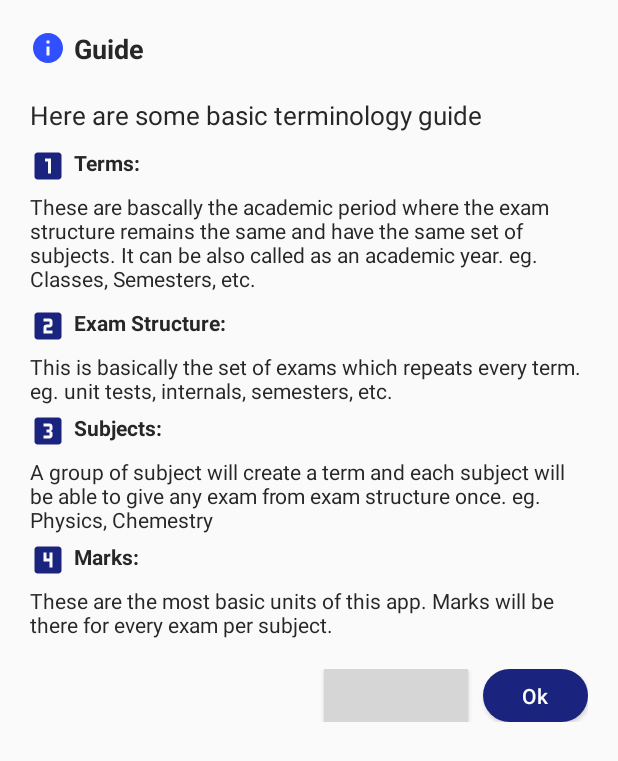
After one commit to Debjoy/ResultTrackerApp, an Android app: the layout alert_guide.xml on its own in the app's theme, with its tools: preview values and no code run, on a phone screen of 412 x 824 dp. The commit adds this screen. Shown: the top 761 px of the screen. Run offline under Robolectric (Android 15) with nearby library versions, the phone set to English and light mode, and no system bars; network calls fail; grey boxes are pictures that could not be loaded.

Commit message:
Some bug fixes and finishing touches

```diff
--- a/app/src/main/java/com/example/resulttracker/DashActivity.java
+++ b/app/src/main/java/com/example/resulttracker/DashActivity.java
@@ -14,6 +14,7 @@ import android.content.SharedPreferences;
 import android.graphics.drawable.Drawable;
 import android.net.Uri;
 import android.os.Bundle;
+import android.view.LayoutInflater;
 import android.view.Menu;
 import android.view.MenuInflater;
 import android.view.MenuItem;
@@ -108,10 +109,10 @@ public class DashActivity extends AppCompatActivity {
         MenuInflater inflater = getMenuInflater();
         inflater.inflate(R.menu.actionbar_menu, menu);
 
-        Drawable drawable = menu.findItem(R.id.action_logout).getIcon();
+        Drawable drawable = menu.findItem(R.id.action_guide).getIcon();
         drawable = DrawableCompat.wrap(drawable);
         DrawableCompat.setTint(drawable, ContextCompat.getColor(this,R.color.colorWhite));
-        menu.findItem(R.id.action_logout).setIcon(drawable);
+        menu.findItem(R.id.action_guide).setIcon(drawable);
 
         drawable = menu.findItem(R.id.action_general).getIcon();
         drawable = DrawableCompat.wrap(drawable);
@@ -126,8 +127,25 @@ public class DashActivity extends AppCompatActivity {
 
         switch (item.getItemId()) {
             // action with ID action_refresh was selected
-            case R.id.action_logout:
-                String url = "https://www.youtube.com/watch?v=wZZ7oFKsKzY";
+            case R.id.action_guide:
+
+
+                AlertDialog.Builder builder = new AlertDialog.Builder(DashActivity.this);
+                LayoutInflater inflater = LayoutInflater.from(DashActivity.this);
+                final View layout = inflater.inflate(R.layout.alert_guide,null);
+                builder.setView(layout);
+
+                final AlertDialog alertDialog=builder.show();
+                layout.findViewById(R.id.alert_guide_cancel_button).setOnClickListener(new View.OnClickListener() {
+                    @Override
+                    public void onClick(View v) {
+                        alertDialog.dismiss();
+                    }
+                });
+                layout.findViewById(R.id.alert_guide_learn_more_button).setOnClickListener(new View.OnClickListener() {
+                    @Override
+                    public void onClick(View v) {
+                        String url = "https://www.youtube.com/watch?v=-50NdPawLVY&feature=youtu.be&t=30";
                         Uri uri = Uri.parse(url);
                         Intent intent = new Intent(Intent.ACTION_VIEW, uri);
                         // Verify that the intent will resolve to an activity
@@ -135,6 +153,8 @@ public class DashActivity extends AppCompatActivity {
                             // Here we use an intent without a Chooser unlike the next example
                             startActivity(intent);
                         }
+                    }
+                });
 
                 break;
             case R.id.action_general:
--- a/app/src/main/java/com/example/resulttracker/HomeFragment.java
+++ b/app/src/main/java/com/example/resulttracker/HomeFragment.java
@@ -300,7 +300,7 @@ public class HomeFragment extends Fragment {
                                         public String getFormattedValue(float value) {
                                             String label="";
                                             try {
-                                                label= ((JSONObject)allMarksResponseList.get((int) value)).getString("term_name");
+                                                label= short_Term(((JSONObject)allMarksResponseList.get((int) value)).getString("term_name"));
                                             } catch (JSONException e) {
                                                 e.printStackTrace();
                                             }
@@ -394,5 +394,13 @@ public class HomeFragment extends Fragment {
         requestQueue.add(jsonObjectRequest);
     }
 
+    public String short_Term(String term){
+        String return_Term="";
+        if(term.length()>6){
+            return_Term=term.substring(0,2)+".."+term.substring(term.length()-2);
+        }
+        return return_Term;
+    }
+
 
 }
--- a/app/src/main/java/com/example/resulttracker/SubjectFragment.java
+++ b/app/src/main/java/com/example/resulttracker/SubjectFragment.java
@@ -236,7 +236,7 @@ public class SubjectFragment extends Fragment {
             }else{
                 mDifferencePercentageTv.setText((Math.round((subjectAverage-mOASP)*10))/10.0+"%");
             }
-            mTermNameTv.setText(((JSONObject)arraySubjects.get(position)).getString("term_name"));
+            mTermNameTv.setText(short_Term(((JSONObject)arraySubjects.get(position)).getString("term_name")));
             int sub_id=((JSONObject)arraySubjects.get(position)).getInt("sub_id");
 
 
@@ -354,4 +354,12 @@ public class SubjectFragment extends Fragment {
             result+=position+"th";
         return result;
     }
+
+    public String short_Term(String term){
+        String return_Term="";
+        if(term.length()>6){
+            return_Term=term.substring(0,2)+".."+term.substring(term.length()-2);
+        }
+        return return_Term;
+    }
 }
--- a/app/src/main/java/com/example/resulttracker/TermsFragment.java
+++ b/app/src/main/java/com/example/resulttracker/TermsFragment.java
@@ -259,11 +259,11 @@ public class TermsFragment extends Fragment {
                                 };
                                 xAxis.setGranularity(1f); // minimum axis-step (interval) is 1
                                 xAxis.setValueFormatter(formatter);
-                                xAxis.setTextColor(Color.parseColor("#FFFFFF"));
+                                xAxis.setTextColor(mContext.getResources().getColor(R.color.colorWhite));
                                 xAxis.setXOffset(75f);
 
                                 BarDataSet dataset = new BarDataSet(entries, "score in percentage %");
-                                dataset.setColor(Color.parseColor("#263238"));
+                                dataset.setColor(mContext.getResources().getColor(R.color.colorAccent));
 
                                 ArrayList<IBarDataSet> dataSets = new ArrayList<>();
                                 dataSets.add(dataset);
--- /dev/null
+++ b/app/src/main/res/drawable/ic_looks_4_black_24dp.xml
@@ -0,0 +1,9 @@
+<vector xmlns:android="http://schemas.android.com/apk/res/android"
+        android:width="24dp"
+        android:height="24dp"
+        android:viewportWidth="24.0"
+        android:viewportHeight="24.0">
+    <path
+        android:fillColor="#FF000000"
+        android:pathData="M19,3L5,3c-1.1,0 -2,0.9 -2,2v14c0,1.1 0.9,2 2,2h14c1.1,0 2,-0.9 2,-2L21,5c0,-1.1 -0.9,-2 -2,-2zM15,17h-2v-4L9,13L9,7h2v4h2L13,7h2v10z"/>
+</vector>
--- /dev/null
+++ b/app/src/main/res/layout/alert_guide.xml
@@ -0,0 +1,139 @@
+<?xml version="1.0" encoding="utf-8"?>
+<LinearLayout xmlns:android="http://schemas.android.com/apk/res/android"
+    android:orientation="vertical" android:layout_width="match_parent"
+    android:layout_height="wrap_content"
+    android:padding="20dp">
+    <LinearLayout
+        android:layout_width="match_parent"
+        android:layout_height="wrap_content"
+        android:layout_marginBottom="20dp"
+        android:orientation="horizontal">
+        <TextView
+            android:layout_width="wrap_content"
+            android:layout_height="wrap_content"
+            android:text="Guide"
+            android:textSize="18sp"
+            android:drawableLeft="@drawable/ic_info_black_24dp"
+            android:drawablePadding="5dp"
+            android:drawableTint="@color/colorPrimary"
+            android:textColor="@color/colorText"
+            android:textStyle="bold"/>
+    </LinearLayout>
+    <TextView
+        android:layout_width="match_parent"
+        android:layout_height="wrap_content"
+        android:text="Here are some basic terminology guide"
+        android:textSize="17sp"
+        android:textColor="@color/colorText"
+        android:layout_marginBottom="10dp"
+        />
+    <TextView
+        android:layout_width="match_parent"
+        android:layout_height="wrap_content"
+        android:text="Terms:"
+        android:textStyle="bold"
+        android:drawableTint="@color/colorAccent"
+        android:drawableLeft="@drawable/ic_looks_one_black_24dp"
+        android:textColor="@color/colorText"
+        android:drawablePadding="5dp"
+        android:layout_marginBottom="5dp"
+        />
+    <TextView
+        android:layout_width="match_parent"
+        android:layout_height="wrap_content"
+        android:text="These are bascally the academic period where the exam structure remains the same
+and have the same set of subjects. It can be also called as an academic year. eg. Classes, Semesters, etc."
+        android:textColor="@color/colorText"
+        android:layout_marginBottom="10dp"
+        android:drawablePadding="10dp"
+        />
+    <TextView
+        android:layout_width="match_parent"
+        android:layout_height="wrap_content"
+        android:text="Exam Structure:"
+        android:textStyle="bold"
+        android:drawableTint="@color/colorAccent"
+        android:drawablePadding="5dp"
+        android:drawableLeft="@drawable/ic_looks_two_black_24dp"
+        android:textColor="@color/colorText"
+        android:layout_marginBottom="5dp"
+        />
+    <TextView
+        android:layout_width="match_parent"
+        android:layout_height="wrap_content"
+        android:text="This is basically the set of exams which repeats every term. eg. unit tests, internals, semesters, etc."
+        android:textColor="@color/colorText"
+        android:layout_marginBottom="5dp"
+        android:drawablePadding="10dp"
+        />
+    <TextView
+        android:layout_width="match_parent"
+        android:layout_height="wrap_content"
+        android:text="Subjects:"
+        android:textStyle="bold"
+        android:drawableTint="@color/colorAccent"
+        android:drawablePadding="5dp"
+        android:drawableLeft="@drawable/ic_looks_3_black_24dp"
+        android:textColor="@color/colorText"
+        android:layout_marginBottom="5dp"
+        />
+    <TextView
+        android:layout_width="match_parent"
+        android:layout_height="wrap_content"
+        android:text="A group of subject will create a term and each subject will be able to give any exam from exam structure once. eg. Physics, Chemestry"
+        android:textColor="@color/colorText"
+        android:layout_marginBottom="5dp"
+        android:drawablePadding="10dp"
+        />
+    <TextView
+        android:layout_width="match_parent"
+        android:layout_height="wrap_content"
+        android:text="Marks:"
+        android:textStyle="bold"
+        android:drawableTint="@color/colorAccent"
+        android:drawablePadding="5dp"
+        android:drawableLeft="@drawable/ic_looks_4_black_24dp"
+        android:textColor="@color/colorText"
+        android:layout_marginBottom="5dp"
+        />
+    <TextView
+        android:layout_width="match_parent"
+        android:layout_height="wrap_content"
+        android:text="These are the most basic units of this app. Marks will be there for every exam per subject."
+        android:textColor="@color/colorText"
+        android:layout_marginBottom="20dp"
+        android:drawablePadding="10dp"
+        />
+
+
+    <LinearLayout
+        android:layout_width="wrap_content"
+        android:layout_height="wrap_content"
+        android:layout_gravity="end">
+        <Button
+            android:id="@+id/alert_guide_learn_more_button"
+            android:layout_width="wrap_content"
+            android:layout_height="35dp"
+            android:layout_marginLeft="10dp"
+            android:background="@drawable/rounded_button_primary"
+            android:minWidth="70dp"
+            android:paddingLeft="10dp"
+            android:paddingRight="10dp"
+            android:text="Learn More"
+            android:textAllCaps="false"
+            android:textColor="@color/colorWhite" />
+        <Button
+            android:id="@+id/alert_guide_cancel_button"
+            android:layout_width="wrap_content"
+            android:layout_height="35dp"
+            android:layout_marginLeft="10dp"
+            android:background="@drawable/rounded_button_accent"
+            android:minWidth="70dp"
+            android:paddingLeft="10dp"
+            android:paddingRight="10dp"
+            android:text="Ok"
+            android:textAllCaps="false"
+            android:textColor="@color/colorWhite" />
+    </LinearLayout>
+
+</LinearLayout>
--- a/app/src/main/res/layout/dashboard_input.xml
+++ b/app/src/main/res/layout/dashboard_input.xml
@@ -113,7 +113,8 @@
                             android:layout_marginLeft="10dp"
                             android:layout_marginTop="5dp"
                             android:layout_marginBottom="5dp"
-                            android:text="Having marks:"/>
+                            android:tooltipText="Overall Average Marks Percentage"
+                            android:text="O.A.S.P. :"/>
                         <TextView
                             android:layout_width="wrap_content"
                             android:layout_height="wrap_content"
@@ -141,7 +142,7 @@
                             android:layout_marginTop="5dp"
                             android:layout_marginBottom="5dp"
                             android:textStyle="bold"
-                            android:textColor="@color/colorText"
+                            android:textColor="@color/colorAccent"
                             android:text="25"/>
                         <TextView
                             android:layout_width="wrap_content"
@@ -150,7 +151,7 @@
                             android:layout_marginTop="5dp"
                             android:layout_marginBottom="5dp"
                             android:textStyle="bold"
-                            android:textColor="@color/colorText"
+                            android:textColor="@color/colorAccent"
                             android:text="Physics"/>
                         <TextView
                             android:layout_width="wrap_content"
@@ -159,7 +160,7 @@
                             android:layout_marginTop="5dp"
                             android:layout_marginBottom="5dp"
                             android:textStyle="bold"
-                            android:textColor="@color/colorText"
+                            android:textColor="@color/colorAccent"
                             android:text="23/50"/>
                         <TextView
                             android:layout_width="wrap_content"
@@ -168,7 +169,7 @@
                             android:layout_marginTop="5dp"
                             android:layout_marginBottom="5dp"
                             android:textStyle="bold"
-                            android:textColor="@color/colorText"
+                            android:textColor="@color/colorAccent"
                             android:text="4"/>
                     </LinearLayout>
                 </RelativeLayout>
--- a/app/src/main/res/layout/input_term_recycler_list.xml
+++ b/app/src/main/res/layout/input_term_recycler_list.xml
@@ -29,7 +29,7 @@
                     <TextView
                         android:layout_width="wrap_content"
                         android:layout_height="wrap_content"
-                        android:text=" Term : "
+                        android:text=" "
                         android:textColor="@color/colorWhite"
                         android:textStyle="bold"
                         android:textSize="20sp"
--- a/app/src/main/res/layout/recycler_general_exam_structure.xml
+++ b/app/src/main/res/layout/recycler_general_exam_structure.xml
@@ -42,7 +42,7 @@
                     android:textSize="15sp"
                     android:textStyle="bold"
                     android:layout_height="wrap_content"
-                    android:textColor="@color/colorAccent"
+                    android:textColor="@color/colorText"
                     android:text="Semester"/>
             </LinearLayout>
             <LinearLayout
--- a/app/src/main/res/menu/actionbar_menu.xml
+++ b/app/src/main/res/menu/actionbar_menu.xml
@@ -2,7 +2,7 @@
 <menu xmlns:android="http://schemas.android.com/apk/res/android"
     xmlns:app="http://schemas.android.com/apk/res-auto">
     <item
-        android:id="@+id/action_logout"
+        android:id="@+id/action_guide"
         android:icon="@drawable/ic_help_outline_black_24dp"
         android:title="Log Out"
         android:iconTint="@color/colorWhite"
--- a/app/src/main/res/values/colors.xml
+++ b/app/src/main/res/values/colors.xml
@@ -2,7 +2,8 @@
 <resources>
     <color name="colorPrimary">#304ffe</color>
     <color name="colorPrimaryDark">#304ffe</color>
-    <color name="colorAccent">#263238</color>
+    <color name="colorAccent">#1a237e</color>
+    <!--<color name="colorAccent">#263238</color>-->
     <color name="colorWhite">#ffffff</color>
     <color name="colorBlack">#000000</color>
     <color name="colorPlaceholder">#9cb0ff</color>
--- a/app/src/main/res/values/styles.xml
+++ b/app/src/main/res/values/styles.xml
@@ -13,6 +13,7 @@
         <item name="windowNoTitle">true</item>
         <item name="colorPrimaryDark">@color/colorPrimaryDark</item>
         <item name="android:windowBackground">@drawable/launch_screen</item>
-</style>
+    </style>
+
 
 </resources>
```
Lines whose indentation alone changed are shown as unchanged.
